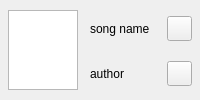
First picture: the form in playstateWidget/playstatewidget.ui, repository tongtianli/QtMusicPlayer, before the edit.
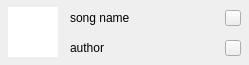
Second picture: the form after the edit.

Commit message: add qss to mainwindow, not realized by code bug remain: playstatewidget resize issue

```diff
--- a/playstateWidget/playstatewidget.ui
+++ b/playstateWidget/playstatewidget.ui
@@ -6,26 +6,29 @@
    <rect>
     <x>0</x>
     <y>0</y>
-    <width>200</width>
-    <height>100</height>
+    <width>249</width>
+    <height>65</height>
    </rect>
   </property>
   <property name="minimumSize">
    <size>
-    <width>200</width>
-    <height>100</height>
+    <width>0</width>
+    <height>65</height>
    </size>
   </property>
   <property name="maximumSize">
    <size>
-    <width>200</width>
-    <height>100</height>
+    <width>999999</width>
+    <height>65</height>
    </size>
   </property>
   <property name="windowTitle">
    <string>Form</string>
   </property>
-  <layout class="QGridLayout" name="gridLayout" columnstretch="1,2,0">
+  <property name="styleSheet">
+   <string notr="true"/>
+  </property>
+  <layout class="QGridLayout" name="gridLayout" columnstretch="1,0,0,0">
    <property name="leftMargin">
     <number>8</number>
    </property>
@@ -45,34 +48,50 @@
     <number>0</number>
    </property>
    <item row="0" column="0" rowspan="2">
-    <widget class="QGraphicsView" name="curMetaPic"/>
+    <widget class="QGraphicsView" name="curMetaPic">
+     <property name="maximumSize">
+      <size>
+       <width>50</width>
+       <height>50</height>
+      </size>
+     </property>
+     <property name="frameShape">
+      <enum>QFrame::NoFrame</enum>
+     </property>
+    </widget>
+   </item>
+   <item row="0" column="3">
+    <widget class="QPushButton" name="likeBtn">
+     <property name="minimumSize">
+      <size>
+       <width>16</width>
+       <height>16</height>
+      </size>
+     </property>
+     <property name="maximumSize">
+      <size>
+       <width>16</width>
+       <height>16</height>
+      </size>
+     </property>
+     <property name="text">
+      <string/>
+     </property>
+    </widget>
    </item>
    <item row="0" column="1">
     <widget class="QLabel" name="labelCurMedia">
+     <property name="minimumSize">
+      <size>
+       <width>0</width>
+       <height>0</height>
+      </size>
+     </property>
      <property name="text">
       <string>song name</string>
      </property>
     </widget>
    </item>
-   <item row="0" column="2">
-    <widget class="QPushButton" name="likeBtn">
-     <property name="minimumSize">
-      <size>
-       <width>25</width>
-       <height>25</height>
-      </size>
-     </property>
-     <property name="maximumSize">
-      <size>
-       <width>25</width>
-       <height>25</height>
-      </size>
-     </property>
-     <property name="text">
-      <string/>
-     </property>
-    </widget>
-   </item>
    <item row="1" column="1">
     <widget class="QLabel" name="labelCurAuthor">
      <property name="text">
@@ -80,18 +99,18 @@
      </property>
     </widget>
    </item>
-   <item row="1" column="2">
+   <item row="1" column="3">
     <widget class="QPushButton" name="deleteBtn">
      <property name="minimumSize">
       <size>
-       <width>25</width>
-       <height>25</height>
+       <width>16</width>
+       <height>16</height>
       </size>
      </property>
      <property name="maximumSize">
       <size>
-       <width>25</width>
-       <height>25</height>
+       <width>16</width>
+       <height>16</height>
       </size>
      </property>
      <property name="text">
@@ -99,6 +118,32 @@
      </property>
     </widget>
    </item>
+   <item row="0" column="2">
+    <spacer name="horizontalSpacer">
+     <property name="orientation">
+      <enum>Qt::Horizontal</enum>
+     </property>
+     <property name="sizeHint" stdset="0">
+      <size>
+       <width>40</width>
+       <height>20</height>
+      </size>
+     </property>
+    </spacer>
+   </item>
+   <item row="1" column="2">
+    <spacer name="horizontalSpacer_2">
+     <property name="orientation">
+      <enum>Qt::Horizontal</enum>
+     </property>
+     <property name="sizeHint" stdset="0">
+      <size>
+       <width>40</width>
+       <height>20</height>
+      </size>
+     </property>
+    </spacer>
+   </item>
   </layout>
  </widget>
  <resources/>
```
The commit also changes 26 other files.
